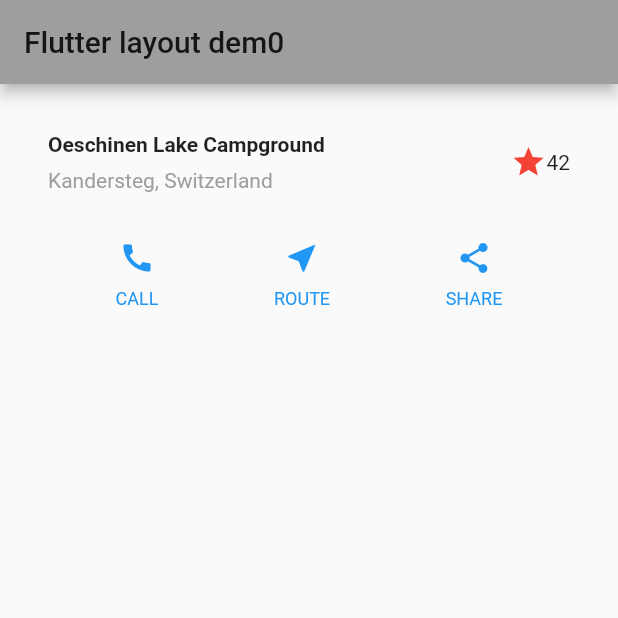
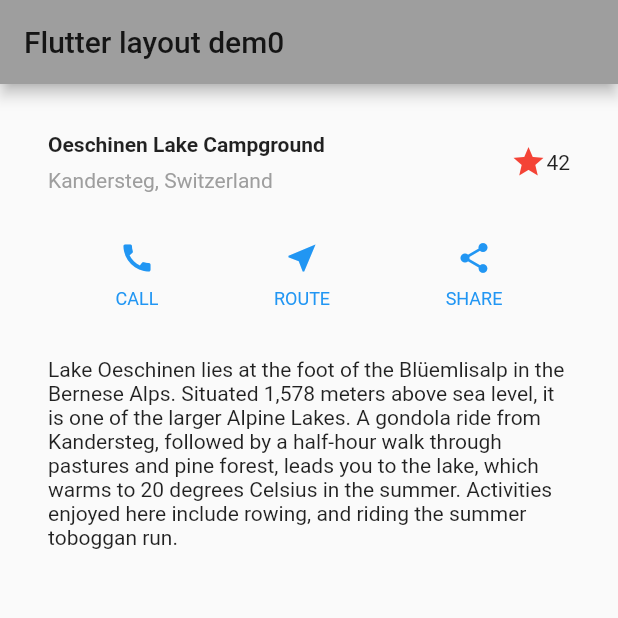
Before and after one commit to tkrplus/NiwalabFlutterTutorial, a Flutter app: the screen it shows after launch, on a phone screen of 412 x 824 dp, the top half of it. Run offline on Flutter 3.47's test engine with Material 2 defaults, Android fonts, the phone set to English and light mode, and no system bars.

Commit message:
LayoutTutorial Step.3

```diff
--- a/lib/main.dart
+++ b/lib/main.dart
@@ -48,6 +48,19 @@ class MyApp extends StatelessWidget {
       ),
     );
 
+    final Widget textSection = Container(
+      padding: const EdgeInsets.all(32),
+      child: Text(
+        'Lake Oeschinen lies at the foot of the Blüemlisalp in the Bernese '
+        'Alps. Situated 1,578 meters above sea level, it is one of the '
+        'larger Alpine Lakes. A gondola ride from Kandersteg, followed by a '
+        'half-hour walk through pastures and pine forest, leads you to the '
+        'lake, which warms to 20 degrees Celsius in the summer. Activities '
+        'enjoyed here include rowing, and riding the summer toboggan run.',
+        softWrap: true,
+      ),
+    );
+
     return MaterialApp(
       title: 'Flutter layout demo',
       theme: ThemeData(
@@ -69,7 +82,7 @@ class MyApp extends StatelessWidget {
       home: Scaffold(
           appBar: AppBar(title: Text('Flutter layout dem0')),
           body: Column(
-            children: [titleSection, buttonSection],
+            children: [titleSection, buttonSection, textSection],
           )),
     );
   }
```
